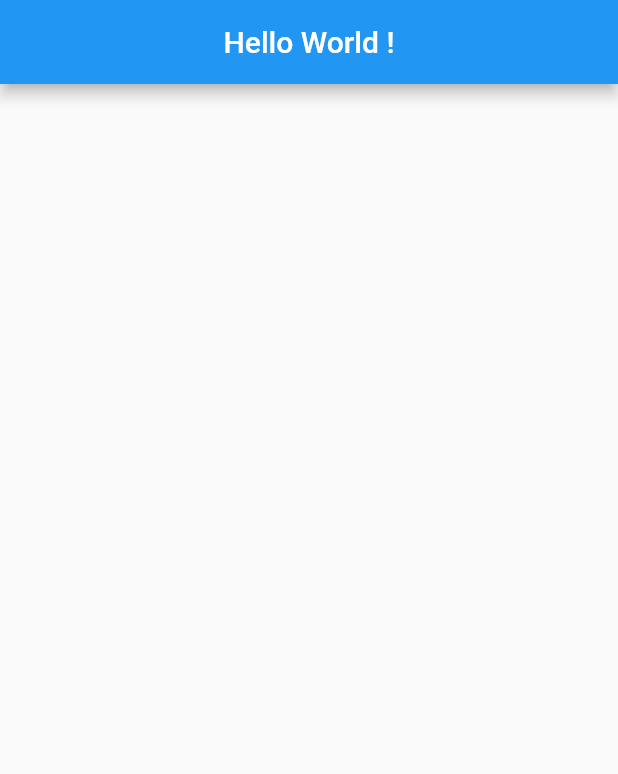
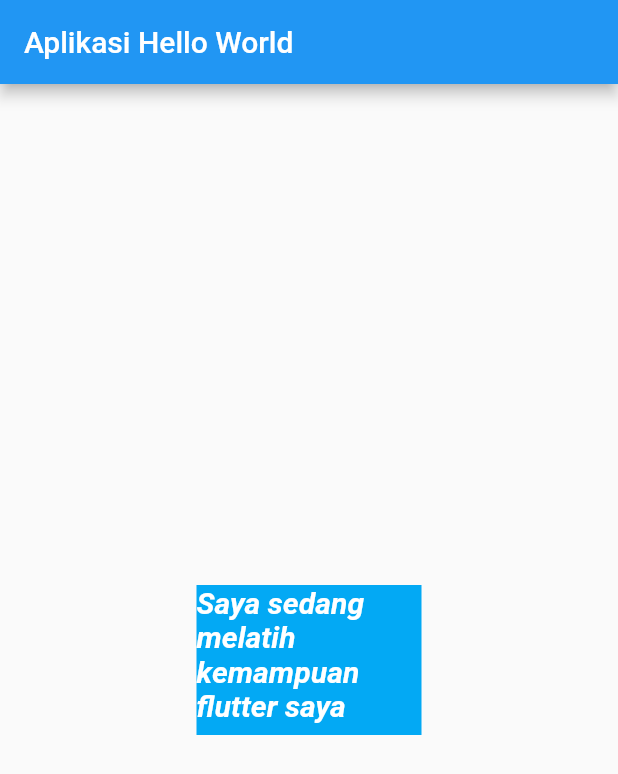
Before and after one commit to rivaldofez/flutter_learnerd, a Flutter app: the screen it shows after launch, on a phone screen of 412 x 824 dp. Shown: the top 774 px of the screen. Run offline on Flutter 3.47's test engine with Material 2 defaults, Android fonts, the phone set to English and light mode, and no system bars.

Commit message:
using text widget

```diff
--- a/lib/main.dart
+++ b/lib/main.dart
@@ -8,8 +8,17 @@ class MyApp extends StatelessWidget {
     return MaterialApp(
       home: Scaffold(
         appBar: AppBar(
-          title: Center(child: Text("Hello World !")),
+          title: Text("Aplikasi Hello World"),
         ),
+        body: Center(
+            child: Container(
+                color: Colors.lightBlue,
+                width: 150,
+                height: 100,
+                child: Text(
+                  "Saya sedang melatih kemampuan flutter saya",
+                  style: TextStyle(color: Colors.white, fontStyle: FontStyle.italic, fontWeight: FontWeight.bold, fontSize: 20),
+                ))),
       ),
     );
   }
```
Also changed, not shown: pubspec.lock.
